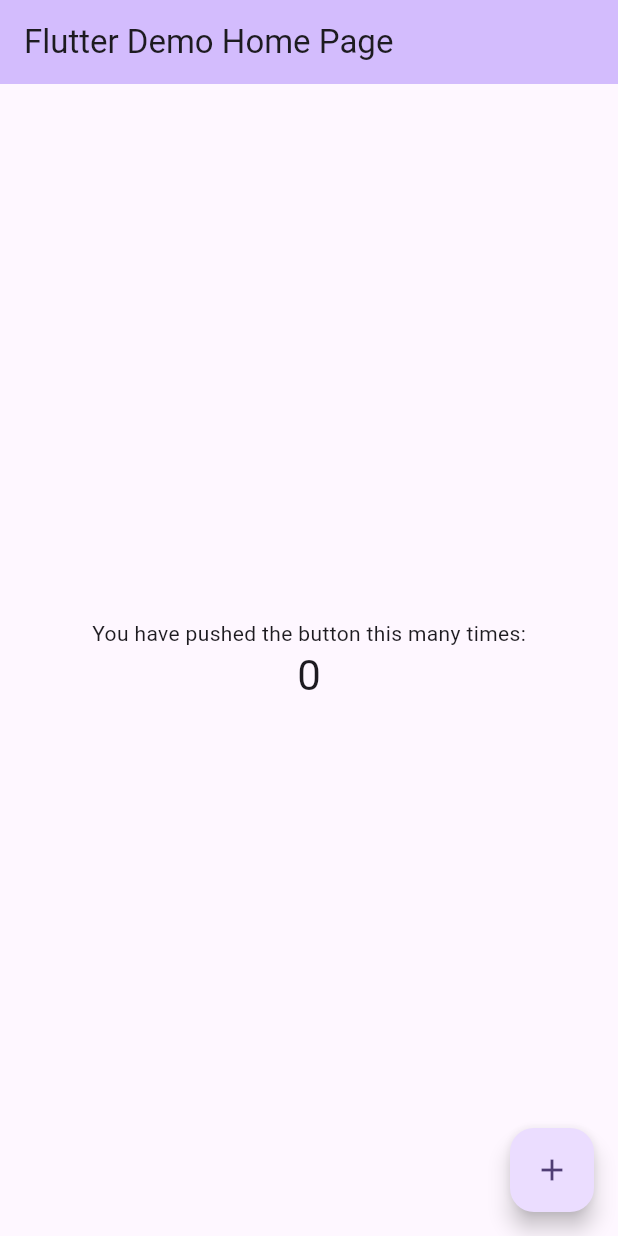
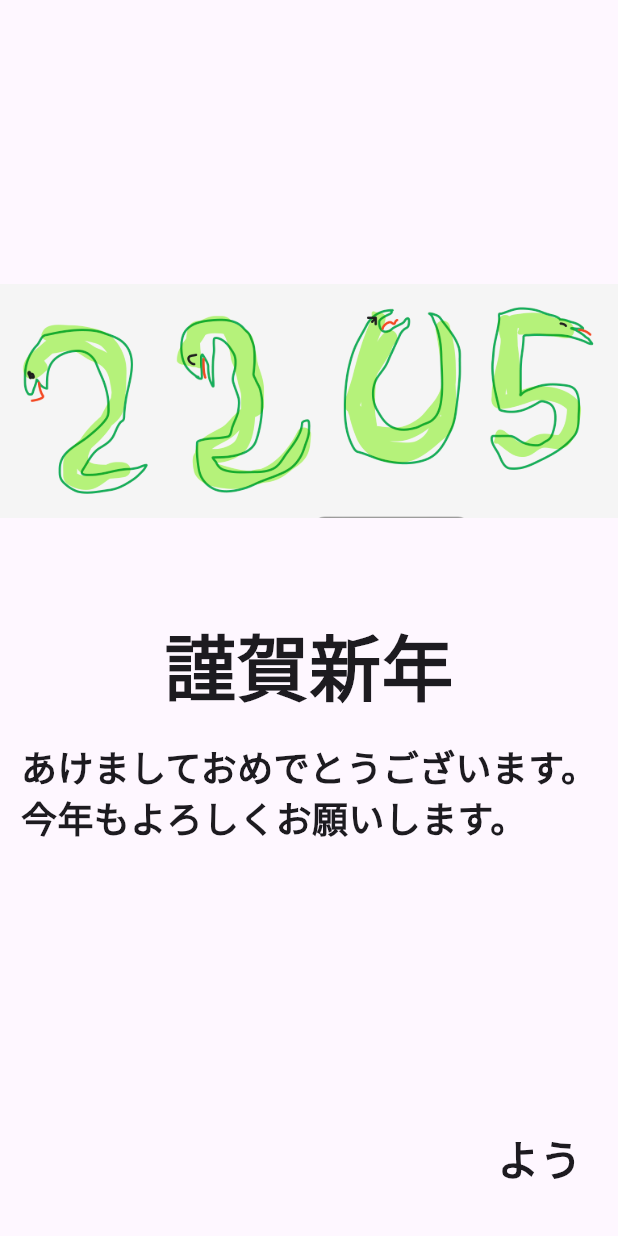
Before and after one commit to KobayashiYoh/weekly_trace_challenge, a Flutter app: the screen it shows after launch, on a phone screen of 412 x 824 dp. Run offline on Flutter 3.47's test engine with Material 3 defaults, Android fonts, the phone set to English and light mode, and no system bars; Roboto replaces fonts that are missing (ZenKurenaido).

Commit message:
年賀状のレイアウトを作成

```diff
--- a/function_20250107/lib/main.dart
+++ b/function_20250107/lib/main.dart
@@ -13,113 +13,61 @@ class MyApp extends StatelessWidget {
     return MaterialApp(
       title: 'Flutter Demo',
       theme: ThemeData(
-        // This is the theme of your application.
-        //
-        // TRY THIS: Try running your application with "flutter run". You'll see
-        // the application has a purple toolbar. Then, without quitting the app,
-        // try changing the seedColor in the colorScheme below to Colors.green
-        // and then invoke "hot reload" (save your changes or press the "hot
-        // reload" button in a Flutter-supported IDE, or press "r" if you used
-        // the command line to start the app).
-        //
-        // Notice that the counter didn't reset back to zero; the application
-        // state is not lost during the reload. To reset the state, use hot
-        // restart instead.
-        //
-        // This works for code too, not just values: Most code changes can be
-        // tested with just a hot reload.
         colorScheme: ColorScheme.fromSeed(seedColor: Colors.deepPurple),
         useMaterial3: true,
+        fontFamily: 'ZenKurenaido',
       ),
-      home: const MyHomePage(title: 'Flutter Demo Home Page'),
+      home: const MyHomePage(),
     );
   }
 }
 
-class MyHomePage extends StatefulWidget {
-  const MyHomePage({super.key, required this.title});
-
-  // This widget is the home page of your application. It is stateful, meaning
-  // that it has a State object (defined below) that contains fields that affect
-  // how it looks.
-
-  // This class is the configuration for the state. It holds the values (in this
-  // case the title) provided by the parent (in this case the App widget) and
-  // used by the build method of the State. Fields in a Widget subclass are
-  // always marked "final".
-
-  final String title;
-
-  @override
-  State<MyHomePage> createState() => _MyHomePageState();
-}
-
-class _MyHomePageState extends State<MyHomePage> {
-  int _counter = 0;
-
-  void _incrementCounter() {
-    setState(() {
-      // This call to setState tells the Flutter framework that something has
-      // changed in this State, which causes it to rerun the build method below
-      // so that the display can reflect the updated values. If we changed
-      // _counter without calling setState(), then the build method would not be
-      // called again, and so nothing would appear to happen.
-      _counter++;
-    });
-  }
+class MyHomePage extends StatelessWidget {
+  const MyHomePage({super.key});
 
   @override
   Widget build(BuildContext context) {
-    // This method is rerun every time setState is called, for instance as done
-    // by the _incrementCounter method above.
-    //
-    // The Flutter framework has been optimized to make rerunning build methods
-    // fast, so that you can just rebuild anything that needs updating rather
-    // than having to individually change instances of widgets.
     return Scaffold(
-      appBar: AppBar(
-        // TRY THIS: Try changing the color here to a specific color (to
-        // Colors.amber, perhaps?) and trigger a hot reload to see the AppBar
-        // change color while the other colors stay the same.
-        backgroundColor: Theme.of(context).colorScheme.inversePrimary,
-        // Here we take the value from the MyHomePage object that was created by
-        // the App.build method, and use it to set our appbar title.
-        title: Text(widget.title),
-      ),
       body: Center(
-        // Center is a layout widget. It takes a single child and positions it
-        // in the middle of the parent.
         child: Column(
-          // Column is also a layout widget. It takes a list of children and
-          // arranges them vertically. By default, it sizes itself to fit its
-          // children horizontally, and tries to be as tall as its parent.
-          //
-          // Column has various properties to control how it sizes itself and
-          // how it positions its children. Here we use mainAxisAlignment to
-          // center the children vertically; the main axis here is the vertical
-          // axis because Columns are vertical (the cross axis would be
-          // horizontal).
-          //
-          // TRY THIS: Invoke "debug painting" (choose the "Toggle Debug Paint"
-          // action in the IDE, or press "p" in the console), to see the
-          // wireframe for each widget.
           mainAxisAlignment: MainAxisAlignment.center,
-          children: <Widget>[
+          children: [
+            const Spacer(),
+            const Image(
+              image: AssetImage('assets/images/snakes2025.png'),
+            ),
+            const SizedBox(height: 64.0),
             const Text(
-              'You have pushed the button this many times:',
+              '謹賀新年',
+              style: TextStyle(
+                fontSize: 48.0,
+                fontWeight: FontWeight.bold,
+              ),
             ),
-            Text(
-              '$_counter',
-              style: Theme.of(context).textTheme.headlineMedium,
+            const SizedBox(height: 16.0),
+            const Text(
+              'あけましておめでとうございます。\n今年もよろしくお願いします。',
+              style: TextStyle(
+                fontSize: 24.0,
+                fontWeight: FontWeight.bold,
+              ),
             ),
+            const Spacer(),
+            Container(
+              padding: const EdgeInsets.only(right: 24.0),
+              alignment: Alignment.centerRight,
+              child: const Text(
+                'よう',
+                style: TextStyle(
+                  fontSize: 28.0,
+                  fontWeight: FontWeight.bold,
+                ),
+              ),
+            ),
+            const SizedBox(height: 32.0),
           ],
         ),
       ),
-      floatingActionButton: FloatingActionButton(
-        onPressed: _incrementCounter,
-        tooltip: 'Increment',
-        child: const Icon(Icons.add),
-      ), // This trailing comma makes auto-formatting nicer for build methods.
     );
   }
 }
```
